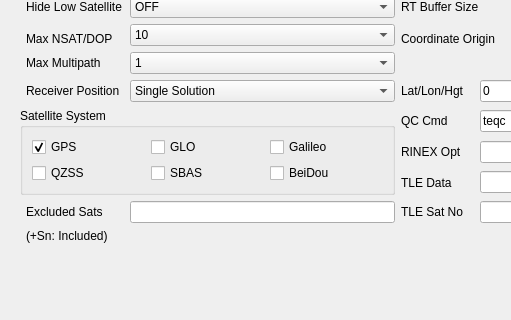
The window that app/rtkplot_qt/plotopt.ui (tomojitakasu/RTKLIB) describes before a commit, drawn with Qt 5; both pictures show x 0 to 511 and y 250 to 570 of the 1015 by 660 pixel window.
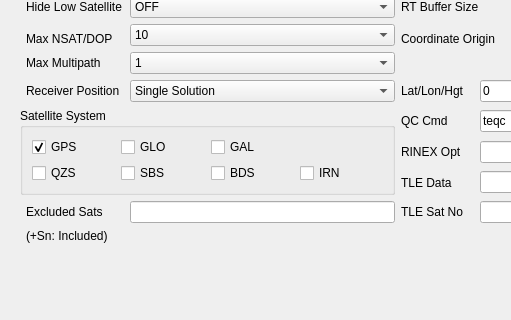
The same window after the commit. Icons and pictures are not drawn.

```diff
--- a/app/rtkplot_qt/plotopt.ui
+++ b/app/rtkplot_qt/plotopt.ui
@@ -2259,7 +2259,7 @@
             <string/>
            </property>
            <property name="text">
-            <string>Galileo</string>
+            <string>GAL</string>
            </property>
            <property name="checked">
             <bool>false</bool>
@@ -2272,7 +2272,7 @@
             <string/>
            </property>
            <property name="text">
-            <string>QZSS</string>
+            <string>QZS</string>
            </property>
            <property name="checked">
             <bool>false</bool>
@@ -2285,7 +2285,7 @@
             <string/>
            </property>
            <property name="text">
-            <string>SBAS</string>
+            <string>SBS</string>
            </property>
            <property name="checked">
             <bool>false</bool>
@@ -2298,13 +2298,20 @@
             <string/>
            </property>
            <property name="text">
-            <string>BeiDou</string>
+            <string>BDS</string>
            </property>
            <property name="checked">
             <bool>false</bool>
            </property>
           </widget>
          </item>
+         <item row="1" column="3">
+          <widget class="QCheckBox" name="NavSys7">
+           <property name="text">
+            <string>IRN</string>
+           </property>
+          </widget>
+         </item>
         </layout>
        </widget>
       </item>
```
Left out of the diff: 6 changed lines with no effect on the pictures.
